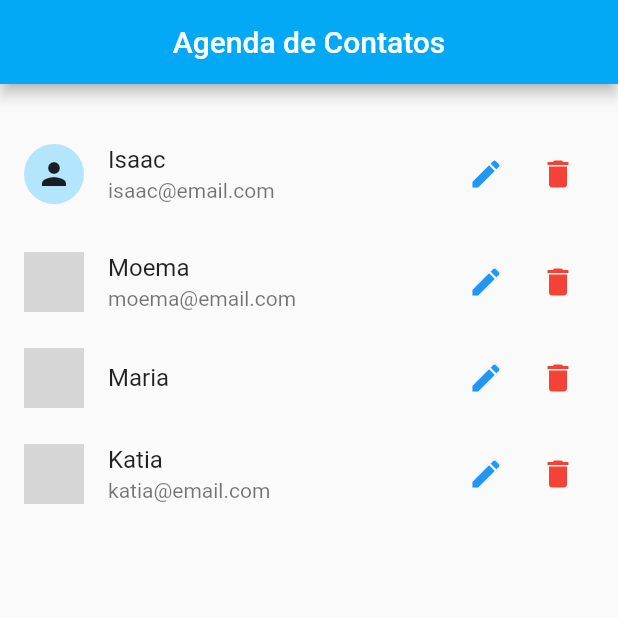
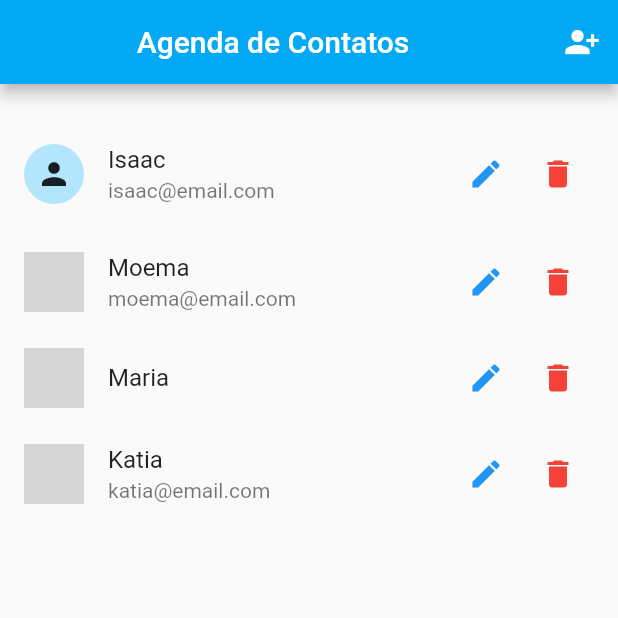
Before and after one commit to isaacscardoso/address-book-app, a Flutter app: the screen it shows after launch, on a phone screen of 412 x 824 dp, the top half of it. Run offline on Flutter 3.47's test engine with Material 2 defaults, Android fonts, the phone set to English and light mode, and no system bars; network calls fail; grey boxes are pictures that could not be loaded.

Commit message:
Creating just the style of the add contacts button.

```diff
--- a/lib/views/user_list.dart
+++ b/lib/views/user_list.dart
@@ -18,6 +18,15 @@ class UserList extends StatelessWidget {
             ),
           ),
         ),
+        actions: <Widget>[
+          IconButton(
+            onPressed: () {},
+            icon: const Icon(
+              Icons.person_add_alt_1,
+              color: Colors.white,
+            ),
+          ),
+        ],
       ),
       body: ListView.builder(
         padding: const EdgeInsets.only(top: 24.0),
```
